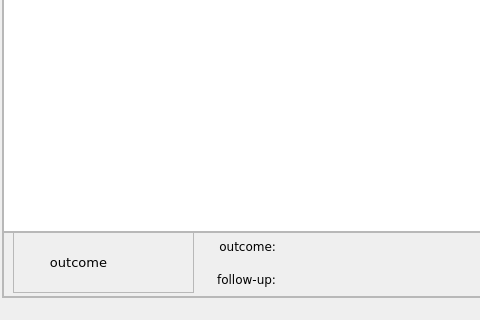
Qt form meta.ui (bwallace/OpenMeta-analyst-) before a commit; both pictures show x 0 to 480 and y 301 to 621 of the 985 by 621 pixel window.
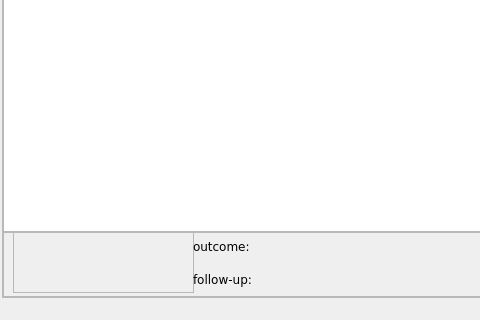
The same form after that commit. Icons and pictures are not drawn.

Commit message: multiple undo stacks

What changed in the file:
```diff
--- a/meta.ui
+++ b/meta.ui
@@ -219,7 +219,7 @@
               </font>
              </property>
              <property name="text">
-              <string>outcome</string>
+              <string/>
              </property>
              <property name="alignment">
               <set>Qt::AlignCenter</set>
@@ -298,9 +298,6 @@
                <property name="text">
                 <string>outcome:</string>
                </property>
-               <property name="alignment">
-                <set>Qt::AlignRight|Qt::AlignTrailing|Qt::AlignVCenter</set>
-               </property>
               </widget>
              </item>
              <item row="0" column="1">
@@ -325,9 +322,6 @@
                <property name="text">
                 <string>follow-up:</string>
                </property>
-               <property name="alignment">
-                <set>Qt::AlignRight|Qt::AlignTrailing|Qt::AlignVCenter</set>
-               </property>
               </widget>
              </item>
              <item row="1" column="1">
```
The commit also changes 2 other files.
